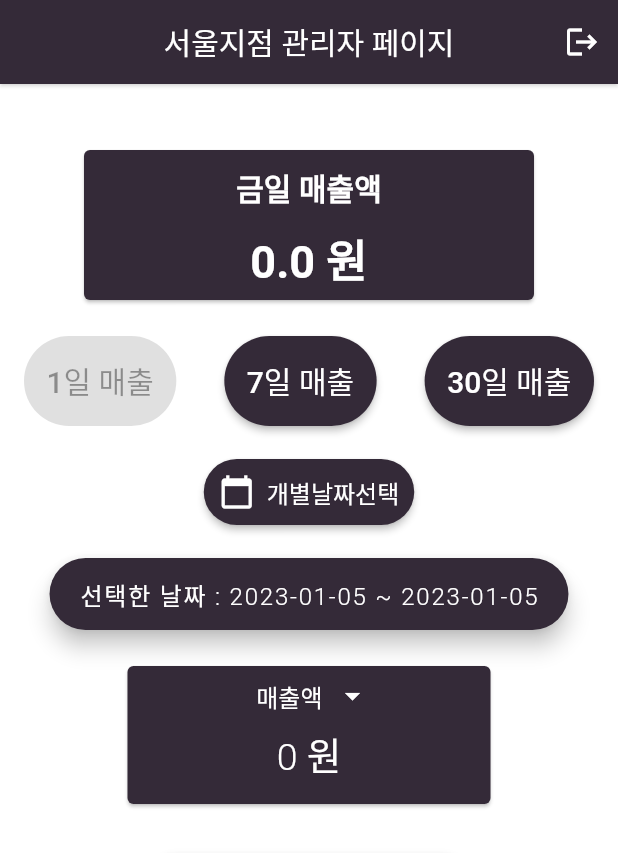
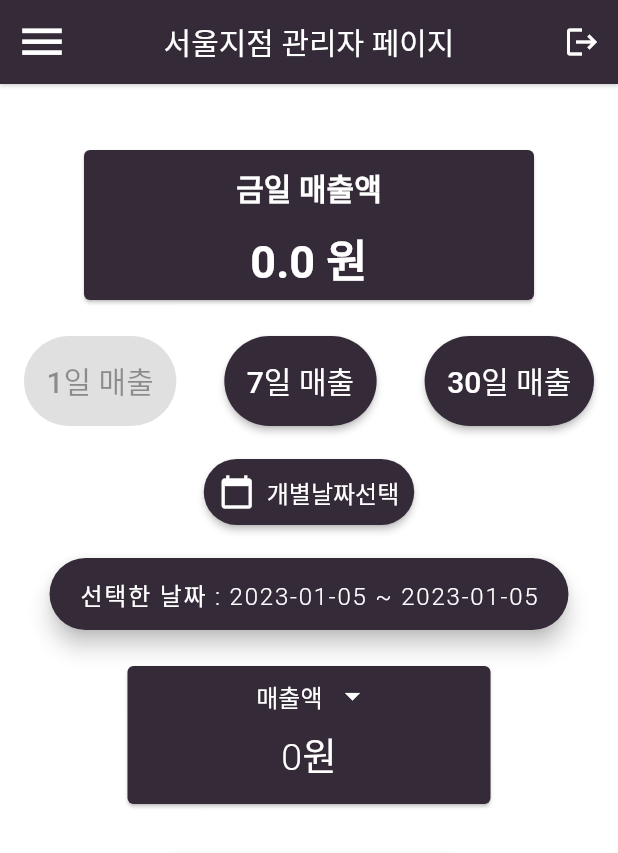
Before and after one commit to UkiDelly/asc_portfolio, a Flutter app: the AdminMainPage screen opened by its route, on a phone screen of 412 x 824 dp. Shown: the top 853 px of the screen. Run offline on Flutter 3.47's test engine with Material 2 defaults, Android fonts, the phone set to English and light mode, and no system bars; our stand-ins replace dio, firebase_core, firebase_messaging, flutter_form_builder, flutter_local_notifications, flutter_riverpod and 8 more; missing offline and left inert: bootpay, custom_timer; accounts and stored records are empty; network calls fail; Roboto replaces fonts that are missing (Jalnan).

```diff
--- a/lib/pages/admin/admin_main_screen.dart
+++ b/lib/pages/admin/admin_main_screen.dart
@@ -1,3 +1,4 @@
+import 'package:asc_portfolio/common/drawer.dart';
 import 'package:asc_portfolio/controller/admin_controller.dart';
 import 'package:asc_portfolio/pages/admin/admin_sales_screen.dart';
 import 'package:asc_portfolio/pages/admin/admin_search_user_screen.dart';
@@ -10,7 +11,6 @@ import 'package:flutter_riverpod/flutter_riverpod.dart';
 import 'package:flutter_secure_storage/flutter_secure_storage.dart';
 import 'package:go_router/go_router.dart';
 
-import '../../common/base_scaffold.dart';
 import '../../server/api/api.dart';
 import '../../style/app_color.dart';
 
@@ -22,6 +22,7 @@ class AdminMainPage extends ConsumerStatefulWidget {
 }
 
 class _AdminMainPageState extends ConsumerState<AdminMainPage> {
+  final scaffoldKey = GlobalKey<ScaffoldState>();
   final PageController pageController = PageController(initialPage: 0);
 
   @override
@@ -29,9 +30,23 @@ class _AdminMainPageState extends ConsumerState<AdminMainPage> {
     final AdminController adminController = ref.watch(adminStateProvider);
     final FlutterSecureStorage storage = ref.watch(secureStorageProvider);
 
-    return BaseScaffold(
+    return Scaffold(
+      key: scaffoldKey,
+      drawer: const AdminDrawer(),
       appBar: AppBar(
         automaticallyImplyLeading: false,
+        leading: IconButton(
+          splashColor: Colors.transparent,
+          style: IconButton.styleFrom(
+            splashFactory: NoSplash.splashFactory,
+            highlightColor: Colors.transparent,
+          ),
+          onPressed: (() => scaffoldKey.currentState?.openDrawer()),
+          icon: const Icon(
+            Icons.menu,
+            size: 35,
+          ),
+        ),
         backgroundColor: AppColor.appPurple,
         title: Text('${Api.cafeName} 관리자 페이지'),
         centerTitle: true,
--- a/lib/pages/admin/admin_sales_screen.dart
+++ b/lib/pages/admin/admin_sales_screen.dart
@@ -4,6 +4,7 @@ import 'package:asc_portfolio/provider/admin_sales/admin_sales_state_notifier.da
 import 'package:asc_portfolio/style/app_color.dart';
 import 'package:flutter/material.dart';
 import 'package:flutter_riverpod/flutter_riverpod.dart';
+import 'package:intl/intl.dart';
 
 import '../../provider/admin_state/admin_state_notifier.dart';
 
@@ -193,7 +194,7 @@ class AdminSalesScreen extends ConsumerWidget {
                         ],
                       ),
                       Text(
-                        '${(salesState).totalSales} 원',
+                        '${NumberFormat.currency(locale: 'ko_KR', symbol: '').format(salesState.totalSales)}원',
                         style: const TextStyle(
                           fontSize: 25,
                           color: Colors.white,
```
Also changed, not shown: lib/common/drawer.dart (+53 -4 lines), lib/pages/home/seat_screen.dart (+12 -9 lines), lib/pages/main_screen.dart (+3 -5 lines), lib/pages/seat/specific_seat_screen.dart (+6 -6 lines), lib/server/repository/seat_repository.dart (+12 -5 lines).
